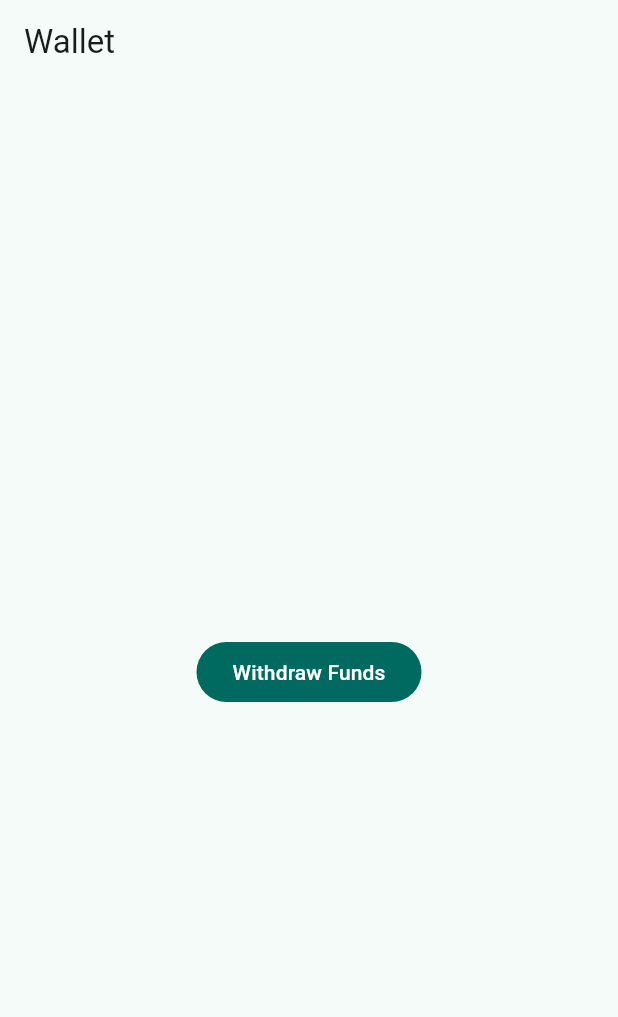
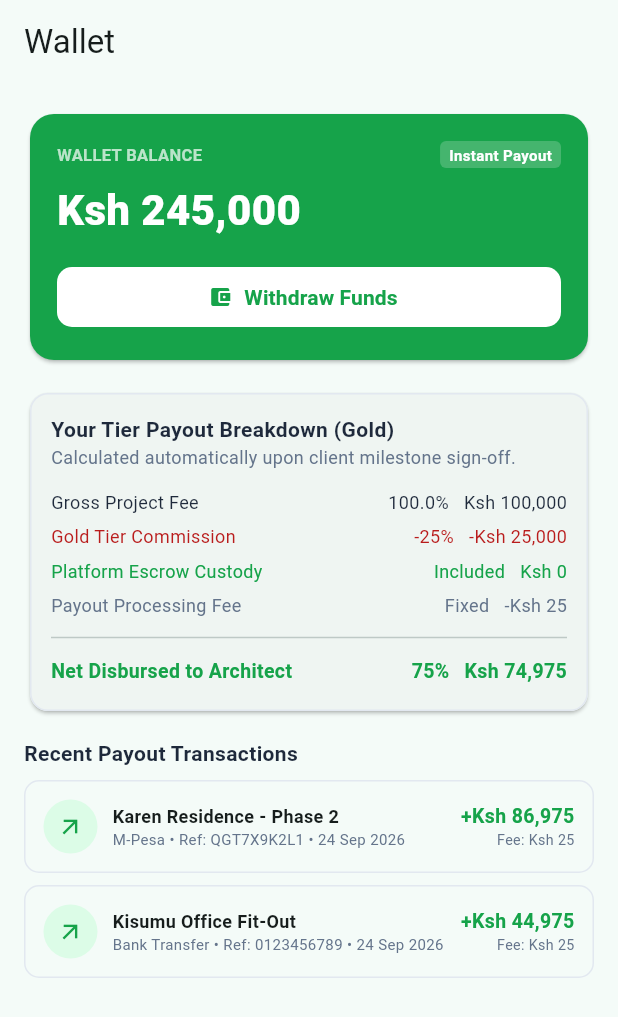
Before and after one commit to yardie-del/archconnect-ke-flutter, a Flutter app: the screen it shows after launch, on a phone screen of 412 x 824 dp. Shown: the top 1017 px of the screen. Run offline on Flutter 3.47's test engine with Material 3 defaults, Android fonts, the phone set to English and light mode, and no system bars.

Commit message:
Add wallet screen with tier payout breakdown and M-Pesa/Bank history

```diff
--- a/lib/main.dart
+++ b/lib/main.dart
@@ -1,6 +1,7 @@
 import 'package:flutter/material.dart';
+import 'models/architect_tier.dart';
 import 'models/payout.dart';
-import 'widgets/withdraw_dialog.dart';
+import 'screens/wallet_screen.dart';
 
 void main() => runApp(const ArchConnectApp());
 
@@ -12,55 +13,48 @@ class ArchConnectApp extends StatelessWidget {
     return MaterialApp(
       title: 'ArchConnect KE',
       theme: ThemeData(useMaterial3: true, colorSchemeSeed: Colors.teal),
-      home: const _WalletDemoScreen(),
+      home: _buildDemoWallet(),
+    );
+  }
+
+  Widget _buildDemoWallet() {
+    // Sample data standing in for what will come from Firestore once the
+    // backend is wired up. Swap this for a real architect profile + payout
+    // history stream later.
+    final samplePayouts = [
+      Payout(
+        architectId: 'demo-architect-id',
+        architectName: 'Jane Mwangi',
+        projectTitle: 'Karen Residence - Phase 2',
+        amountKsh: 87000,
+        method: PayoutMethod.mpesa,
+        mpesaB2cRef: 'QGT7X9K2L1',
+        recipientPhone: '+254720889900',
+        netReceivedKsh: 86975,
+      ),
+      Payout(
+        architectId: 'demo-architect-id',
+        architectName: 'Jane Mwangi',
+        projectTitle: 'Kisumu Office Fit-Out',
+        amountKsh: 45000,
+        method: PayoutMethod.bank,
+        bankName: 'Equity Bank',
+        bankAccountNumber: '0123456789',
+        bankAccountName: 'Jane Mwangi',
+        netReceivedKsh: 44975,
+      ),
+    ];
+
+    return ArchitectWalletScreen(
+      architectId: 'demo-architect-id',
+      architectName: 'Jane Mwangi',
+      tier: ArchitectTier.gold,
+      totalRevenueKsh: 245000,
+      payouts: samplePayouts,
+      onPayoutConfirmed: (payout) {
+        // TODO: send to repository/backend once that layer is built.
+        debugPrint('Confirmed payout: ${payout.toJson()}');
+      },
     );
   }
 }
-
-/// Placeholder screen just to exercise the withdraw dialog.
-/// This is a stand-in for the future ArchitectWalletScreen port.
-class _WalletDemoScreen extends StatefulWidget {
-  const _WalletDemoScreen();
-
-  @override
-  State<_WalletDemoScreen> createState() => _WalletDemoScreenState();
-}
-
-class _WalletDemoScreenState extends State<_WalletDemoScreen> {
-  Payout? _lastPayout;
-
-  @override
-  Widget build(BuildContext context) {
-    return Scaffold(
-      appBar: AppBar(title: const Text('Wallet')),
-      body: Center(
-        child: Column(
-          mainAxisAlignment: MainAxisAlignment.center,
-          children: [
-            if (_lastPayout != null)
-              Text(
-                'Last payout: Ksh ${_lastPayout!.amountKsh} '
-                'via ${_lastPayout!.method.label}',
-              ),
-            const SizedBox(height: 16),
-            FilledButton(
-              onPressed: () async {
-                final result = await showDialog<Payout>(
-                  context: context,
-                  builder: (_) => const WithdrawDialog(
-                    architectId: 'demo-architect-id',
-                    architectName: 'Jane Mwangi',
-                  ),
-                );
-                if (result != null) {
-                  setState(() => _lastPayout = result);
-                }
-              },
-              child: const Text('Withdraw Funds'),
-            ),
-          ],
-        ),
-      ),
-    );
-  }
-}
--- /dev/null
+++ b/lib/models/architect_tier.dart
@@ -0,0 +1,17 @@
+/// Ported from the Kotlin `ArchitectTier` enum. Drives subscription fee,
+/// commission rate, and display title across the app.
+enum ArchitectTier {
+  diamond('Diamond', 4999, 0.20),
+  gold('Gold', 3999, 0.25),
+  silver('Silver', 1999, 0.30),
+  bronze('Bronze', 499, 0.35);
+
+  const ArchitectTier(this.title, this.subscriptionFeeKsh, this.defaultCommissionRate);
+
+  final String title;
+  final int subscriptionFeeKsh;
+
+  /// Kept as originally set (tiered), per project decision — not flattened
+  /// to a single rate.
+  final double defaultCommissionRate;
+}
--- /dev/null
+++ b/lib/screens/wallet_screen.dart
@@ -0,0 +1,263 @@
+import 'package:flutter/material.dart';
+import 'package:intl/intl.dart';
+import '../models/architect_tier.dart';
+import '../models/payout.dart';
+import '../widgets/withdraw_dialog.dart';
+
+const _mpesaGreen = Color(0xFF16A34A);
+const _mpesaGreenContainer = Color(0xFFDCFCE7);
+const _kenyaRed = Color(0xFFB91C1C);
+const _slateDark = Color(0xFF1E293B);
+const _slateMuted = Color(0xFF64748B);
+const _cardBorder = Color(0xFFE2E8F0);
+
+String formatKsh(int amount) {
+  final f = NumberFormat.decimalPattern('en_US');
+  return 'Ksh ${f.format(amount)}';
+}
+
+/// Dart port of the Kotlin `ArchitectWalletScreen`.
+///
+/// Shows the wallet balance, a breakdown of how the tier commission is
+/// applied to a project fee, and recent payout history. Tapping
+/// "Withdraw Funds" opens [WithdrawDialog], which now supports both
+/// M-Pesa and Bank Transfer (extended from the original M-Pesa-only flow).
+class ArchitectWalletScreen extends StatefulWidget {
+  const ArchitectWalletScreen({
+    super.key,
+    required this.architectId,
+    required this.architectName,
+    required this.tier,
+    required this.totalRevenueKsh,
+    required this.payouts,
+    this.onPayoutConfirmed,
+  });
+
+  final String architectId;
+  final String architectName;
+  final ArchitectTier tier;
+  final int totalRevenueKsh;
+  final List<Payout> payouts;
+
+  /// Called when the user confirms a withdrawal in the dialog. Wire this
+  /// to your repository/backend call once that layer exists.
+  final ValueChanged<Payout>? onPayoutConfirmed;
+
+  @override
+  State<ArchitectWalletScreen> createState() => _ArchitectWalletScreenState();
+}
+
+class _ArchitectWalletScreenState extends State<ArchitectWalletScreen> {
+  static const _sampleProjectFeeKsh = 100000;
+
+  @override
+  Widget build(BuildContext context) {
+    final rate = widget.tier.defaultCommissionRate;
+    final commissionKsh = (_sampleProjectFeeKsh * rate).toInt();
+    const feeKsh = 25;
+    final netKsh = _sampleProjectFeeKsh - commissionKsh - feeKsh;
+
+    return Scaffold(
+      appBar: AppBar(title: const Text('Wallet')),
+      body: ListView(
+        padding: const EdgeInsets.all(16),
+        children: [
+          _buildBalanceCard(context),
+          const SizedBox(height: 14),
+          _buildBreakdownCard(rate, commissionKsh, feeKsh, netKsh),
+          const SizedBox(height: 14),
+          const Text(
+            'Recent Payout Transactions',
+            style: TextStyle(fontWeight: FontWeight.bold, fontSize: 14, color: _slateDark),
+          ),
+          const SizedBox(height: 8),
+          if (widget.payouts.isEmpty)
+            const Padding(
+              padding: EdgeInsets.symmetric(vertical: 12),
+              child: Text('No payouts yet.', style: TextStyle(color: _slateMuted)),
+            )
+          else
+            ...widget.payouts.map(_buildPayoutRow),
+        ],
+      ),
+    );
+  }
+
+  Widget _buildBalanceCard(BuildContext context) {
+    return Card(
+      color: _mpesaGreen,
+      shape: RoundedRectangleBorder(borderRadius: BorderRadius.circular(16)),
+      child: Padding(
+        padding: const EdgeInsets.all(18),
+        child: Column(
+          crossAxisAlignment: CrossAxisAlignment.start,
+          children: [
+            Row(
+              mainAxisAlignment: MainAxisAlignment.spaceBetween,
+              children: [
+                const Text(
+                  'WALLET BALANCE',
+                  style: TextStyle(color: Colors.white70, fontWeight: FontWeight.bold, fontSize: 11),
+                ),
+                Container(
+                  padding: const EdgeInsets.symmetric(horizontal: 6, vertical: 2),
+                  decoration: BoxDecoration(
+                    color: Colors.white.withOpacity(0.2),
+                    borderRadius: BorderRadius.circular(4),
+                  ),
+                  child: const Text(
+                    'Instant Payout',
+                    style: TextStyle(color: Colors.white, fontSize: 10, fontWeight: FontWeight.bold),
+                  ),
+                ),
+              ],
+            ),
+            const SizedBox(height: 8),
+            Text(
+              formatKsh(widget.totalRevenueKsh),
+              style: const TextStyle(fontSize: 28, fontWeight: FontWeight.w900, color: Colors.white),
+            ),
+            const SizedBox(height: 14),
+            SizedBox(
+              width: double.infinity,
+              child: FilledButton.icon(
+                onPressed: _openWithdrawDialog,
+                style: FilledButton.styleFrom(
+                  backgroundColor: Colors.white,
+                  foregroundColor: _mpesaGreen,
+                  shape: RoundedRectangleBorder(borderRadius: BorderRadius.circular(10)),
+                ),
+                icon: const Icon(Icons.account_balance_wallet, size: 16),
+                label: const Text('Withdraw Funds', style: TextStyle(fontWeight: FontWeight.bold)),
+              ),
+            ),
+          ],
+        ),
+      ),
+    );
+  }
+
+  Widget _buildBreakdownCard(double rate, int commissionKsh, int feeKsh, int netKsh) {
+    return Card(
+      shape: RoundedRectangleBorder(
+        borderRadius: BorderRadius.circular(12),
+        side: const BorderSide(color: _cardBorder),
+      ),
+      child: Padding(
+        padding: const EdgeInsets.all(14),
+        child: Column(
+          crossAxisAlignment: CrossAxisAlignment.start,
+          children: [
+            Text(
+              'Your Tier Payout Breakdown (${widget.tier.title})',
+              style: const TextStyle(fontWeight: FontWeight.bold, color: _slateDark),
+            ),
+            const Text(
+              'Calculated automatically upon client milestone sign-off.',
+              style: TextStyle(fontSize: 12, color: _slateMuted),
+            ),
+            const SizedBox(height: 10),
+            _breakdownRow('Gross Project Fee', '100.0%', formatKsh(_sampleProjectFeeKsh), _slateDark),
+            _breakdownRow(
+              '${widget.tier.title} Tier Commission',
+              '-${(rate * 100).toInt()}%',
+              '-${formatKsh(commissionKsh)}',
+              _kenyaRed,
+            ),
+            _breakdownRow('Platform Escrow Custody', 'Included', 'Ksh 0', _mpesaGreen),
+            _breakdownRow('Payout Processing Fee', 'Fixed', '-Ksh $feeKsh', _slateMuted),
+            const Divider(height: 20),
+            _breakdownRow(
+              'Net Disbursed to Architect',
+              '${(100 - rate * 100).toInt()}%',
+              formatKsh(netKsh),
+              _mpesaGreen,
+              isBold: true,
+            ),
+          ],
+        ),
+      ),
+    );
+  }
+
+  Widget _breakdownRow(String label, String pct, String amount, Color color, {bool isBold = false}) {
+    final style = TextStyle(
+      color: color,
+      fontWeight: isBold ? FontWeight.bold : FontWeight.normal,
+      fontSize: isBold ? 13 : 12,
+    );
+    return Padding(
+      padding: const EdgeInsets.symmetric(vertical: 3),
+      child: Row(
+        mainAxisAlignment: MainAxisAlignment.spaceBetween,
+        children: [
+          Text(label, style: style),
+          Row(children: [Text(pct, style: style), const SizedBox(width: 10), Text(amount, style: style)]),
+        ],
+      ),
+    );
+  }
+
+  Widget _buildPayoutRow(Payout payout) {
+    final dateStr = DateFormat('dd MMM yyyy').format(payout.date);
+    final ref = payout.method == PayoutMethod.mpesa ? payout.mpesaB2cRef : payout.bankAccountNumber;
+
+    return Container(
+      margin: const EdgeInsets.only(bottom: 8),
+      decoration: BoxDecoration(
+        border: Border.all(color: _cardBorder),
+        borderRadius: BorderRadius.circular(10),
+      ),
+      child: Padding(
+        padding: const EdgeInsets.all(12),
+        child: Row(
+          mainAxisAlignment: MainAxisAlignment.spaceBetween,
+          children: [
+            Row(
+              children: [
+                CircleAvatar(
+                  radius: 18,
+                  backgroundColor: _mpesaGreenContainer,
+                  child: const Icon(Icons.arrow_outward, color: _mpesaGreen, size: 18),
+                ),
+                const SizedBox(width: 10),
+                Column(
+                  crossAxisAlignment: CrossAxisAlignment.start,
+                  children: [
+                    Text(payout.projectTitle,
+                        style: const TextStyle(fontWeight: FontWeight.bold, fontSize: 12)),
+                    Text(
+                      '${payout.method.label} • Ref: $ref • $dateStr',
+                      style: const TextStyle(fontSize: 10, color: _slateMuted),
+                    ),
+                  ],
+                ),
+              ],
+            ),
+            Column(
+              crossAxisAlignment: CrossAxisAlignment.end,
+              children: [
+                Text('+${formatKsh(payout.netReceivedKsh)}',
+                    style: const TextStyle(fontWeight: FontWeight.bold, fontSize: 13, color: _mpesaGreen)),
+                Text('Fee: Ksh ${payout.feeKsh}', style: const TextStyle(fontSize: 9.5, color: _slateMuted)),
+              ],
+            ),
+          ],
+        ),
+      ),
+    );
+  }
+
+  Future<void> _openWithdrawDialog() async {
+    final result = await showDialog<Payout>(
+      context: context,
+      builder: (_) => WithdrawDialog(
+        architectId: widget.architectId,
+        architectName: widget.architectName,
+      ),
+    );
+    if (result != null) {
+      widget.onPayoutConfirmed?.call(result);
+    }
+  }
+}
--- a/pubspec.yaml
+++ b/pubspec.yaml
@@ -11,6 +11,7 @@ dependencies:
     sdk: flutter
   cupertino_icons: ^1.0.6
   uuid: ^4.4.0
+  intl: ^0.19.0
 
   # Uncomment as you wire up the real backend (matches your other Flutter
   # apps: Firebase Auth, Firestore, M-Pesa via Daraja):
```
Also changed, not shown: pubspec.lock.
